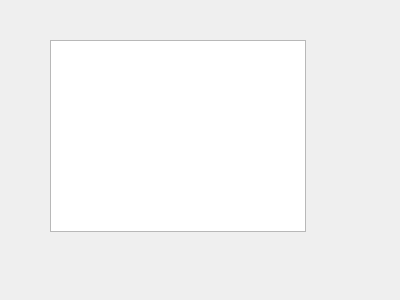
Qt form salary/server/sqlite.ui (lnsqrt2/Dadabase_Lab) before a commit.
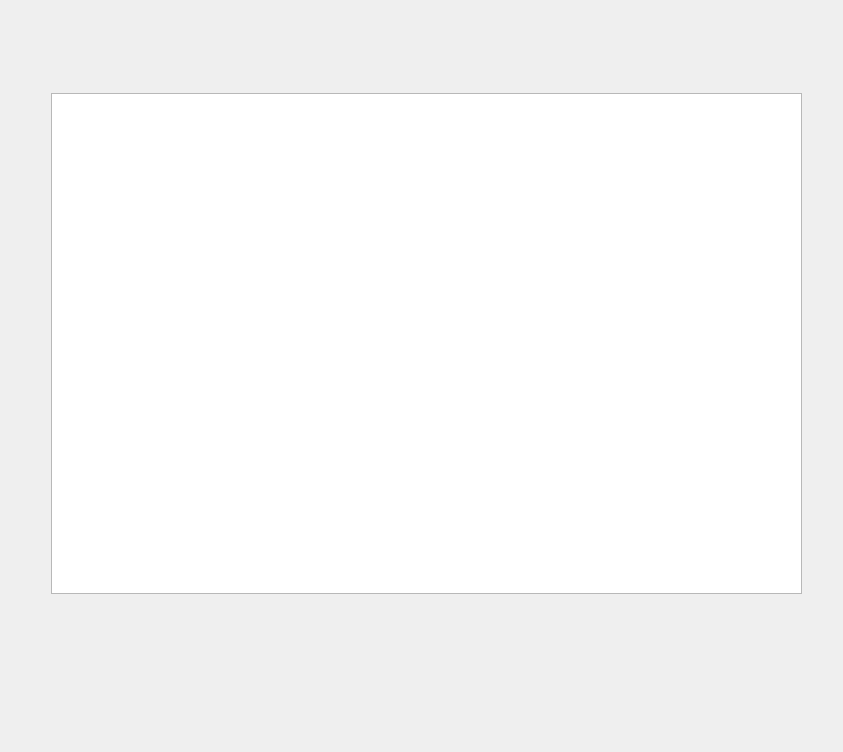
The same form after that commit.

```diff
--- a/salary/server/sqlite.ui
+++ b/salary/server/sqlite.ui
@@ -6,8 +6,8 @@
    <rect>
     <x>0</x>
     <y>0</y>
-    <width>400</width>
-    <height>300</height>
+    <width>843</width>
+    <height>752</height>
    </rect>
   </property>
   <property name="windowTitle">
@@ -16,10 +16,10 @@
   <widget class="QTableView" name="tableView">
    <property name="geometry">
     <rect>
-     <x>50</x>
-     <y>40</y>
-     <width>256</width>
-     <height>192</height>
+     <x>51</x>
+     <y>93</y>
+     <width>751</width>
+     <height>501</height>
     </rect>
    </property>
   </widget>
```
